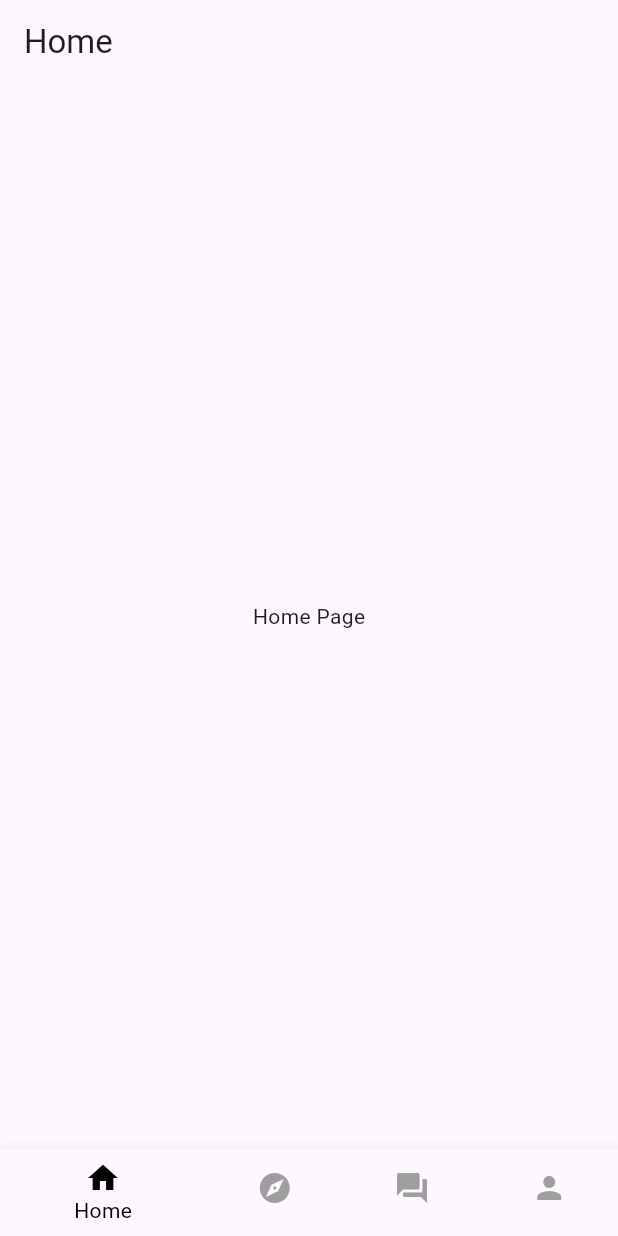
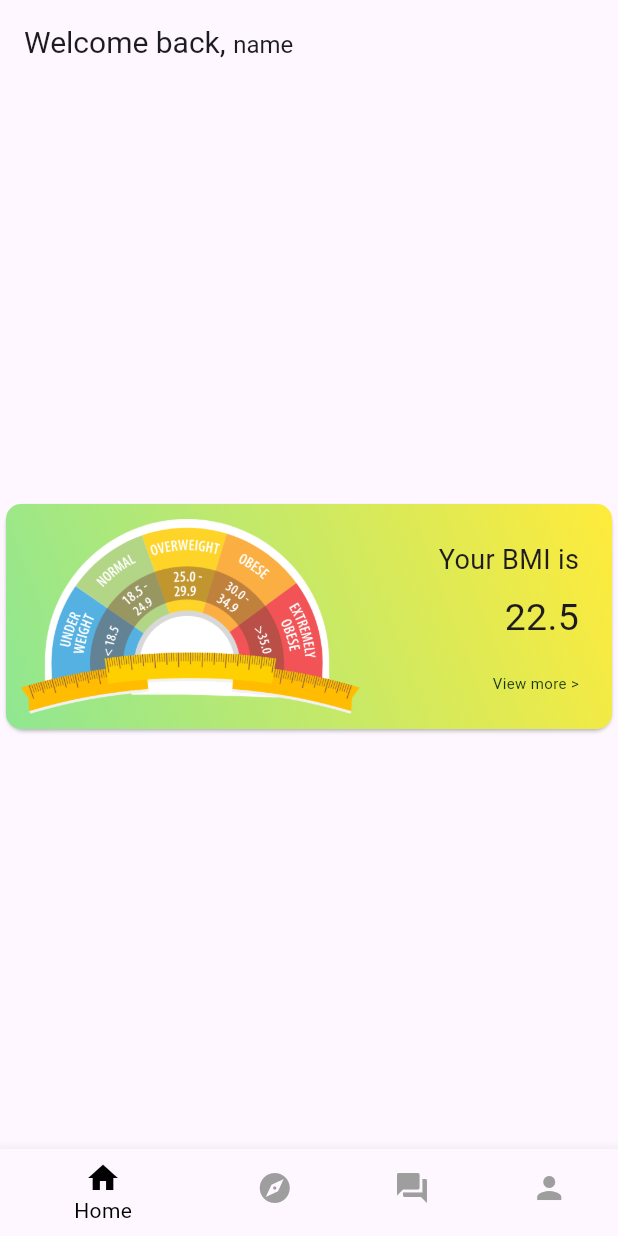
Before and after one commit to jessLijie/fitness-tracking, a Flutter app: the screen it shows after launch, on a phone screen of 412 x 824 dp. Run offline on Flutter 3.47's test engine with Material 3 defaults, Android fonts, the light colour scheme and no system bars; our stand-ins replace firebase_core; accounts and stored records are empty.

Commit message:
dashboard v1

```diff
--- a/lib/Dashboard/home.dart
+++ b/lib/Dashboard/home.dart
@@ -1,13 +1,118 @@
 import 'package:flutter/material.dart';
+
+import '../Profile/profile.dart';
 
 class HomePage extends StatelessWidget {
   @override
   Widget build(BuildContext context) {
     return Scaffold(
-      appBar: AppBar(title: Text('Home')),
+      appBar: AppBar(
+        title: const Row(
+          crossAxisAlignment: CrossAxisAlignment.baseline,
+          textBaseline: TextBaseline.alphabetic,
+          children: [
+            Text(
+              'Welcome back, ',
+              style: TextStyle(fontSize: 20),
+            ),
+            Text(
+              'name',
+              style: TextStyle(fontSize: 16),
+            ),
+          ],
+        ),
+      ),
       body: Center(
-        child: Text('Home Page'),
+        child: Column(
+          mainAxisAlignment: MainAxisAlignment.center,
+          children: <Widget>[
+            Container(
+              child: const Card(
+                child: bmiCard(cardName: 'Outlined Card'),
+              ),
+            ),
+          ],
+        ),
       ),
     );
   }
 }
+
+class bmiCard extends StatelessWidget {
+  const bmiCard({required this.cardName});
+  final String cardName;
+  final String imagePath = 'assets/image/meter.png';
+
+  @override
+  Widget build(BuildContext context) {
+    return Container(
+      decoration: BoxDecoration(
+        borderRadius:
+            BorderRadius.circular(10.0), // Add border radius if needed
+        gradient: const LinearGradient(
+          begin: Alignment.topRight,
+          end: Alignment.bottomLeft,
+          colors: [
+            Colors.yellow,
+            Color.fromARGB(255, 143, 231, 146)
+          ], // Define your gradient colors
+        ),
+      ),
+      child: SizedBox(
+        height: 150,
+        child: Row(
+          children: [
+            Padding(
+              padding: const EdgeInsets.all(10.0), // Add margin to the image
+              child: Image.asset(
+                imagePath,
+              ),
+            ),
+            Expanded(
+              child: Padding(
+                padding: EdgeInsets.all(22.0),
+                child: Align(
+                  alignment: Alignment.centerRight,
+                  child: Column(
+                    mainAxisAlignment: MainAxisAlignment.center,
+                    crossAxisAlignment: CrossAxisAlignment.end,
+                    children: [
+                      Text(
+                        "Your BMI is",
+                        style: TextStyle(fontSize: 18),
+
+                      ),
+                      SizedBox(height: 8),
+                      Text(
+                        "22.5",
+                        style: TextStyle(fontSize: 25),
+                      ),
+                      SizedBox(height: 18),
+                      buildClickableText(context),
+
+                    ],
+                  ),
+                ),
+              ),
+            ),
+          ],
+        ),
+      ),
+    );
+  }
+}
+
+ GestureDetector buildClickableText(BuildContext context) {
+    return GestureDetector(
+      onTap: () {
+        Navigator.push(
+          context,
+          MaterialPageRoute(builder: (context) => ProfilePage()),
+        );
+      },
+      child: Text(
+        "View more >",
+        style: TextStyle(fontSize: 10, color: Color.fromARGB(255, 22, 53, 21)),
+      ),
+    );
+  }
--- a/pubspec.yaml
+++ b/pubspec.yaml
@@ -33,6 +33,7 @@ dependencies:
     sdk: flutter
 
 
+
   # The following adds the Cupertino Icons font to your application.
   # Use with the CupertinoIcons class for iOS style icons.
   cupertino_icons: ^1.0.2
@@ -60,9 +61,8 @@ flutter:
   uses-material-design: true
 
   # To add assets to your application, add an assets section, like this:
-  # assets:
-  #   - images/a_dot_burr.jpeg
-  #   - images/a_dot_ham.jpeg
+  assets:
+    - assets/image/meter.png
 
   # An image asset can refer to one or more resolution-specific "variants", see
   # https://flutter.dev/assets-and-images/#resolution-aware
```
Also changed, not shown: assets/image/meter.png (added), 10 other files.
